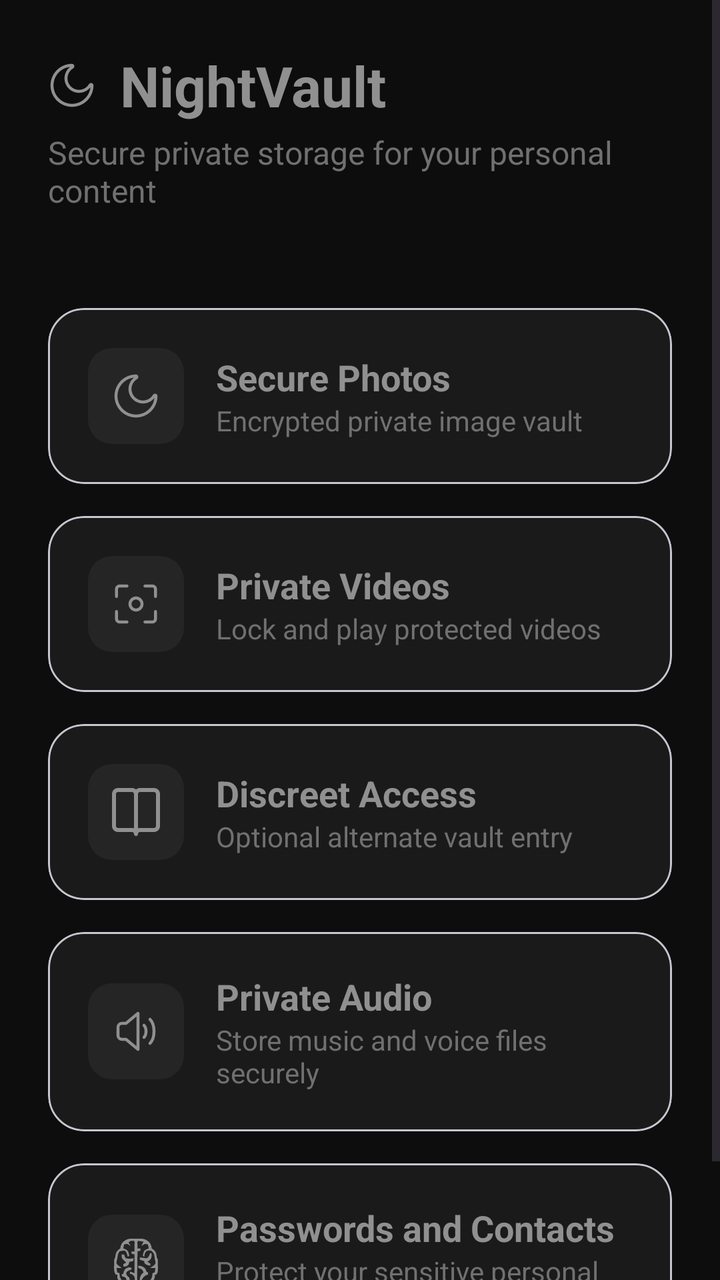
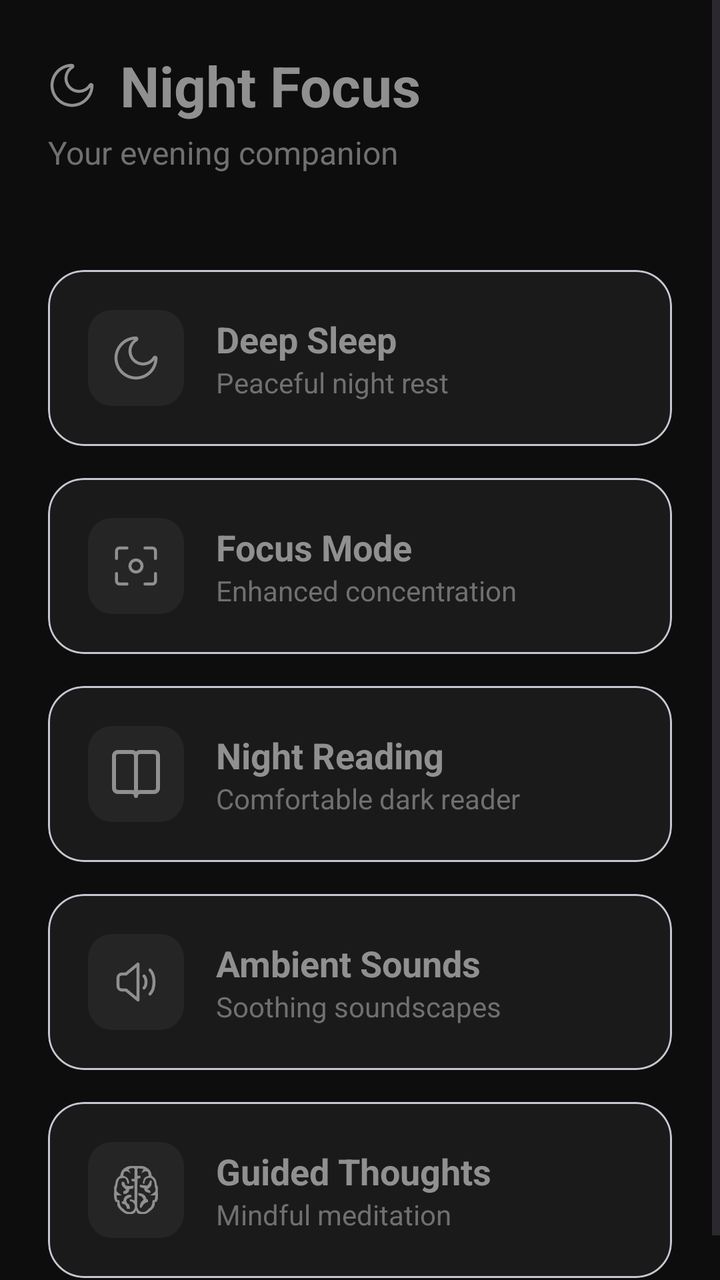

The first picture is an Android layout as it rendered before a commit; the second is the same layout after the commit. The layout source and the unified diff follow.
<!-- AndroidManifest.xml: application theme Theme.NightLibrary -->
<!-- res/layout/fragment_home.xml -->
<?xml version="1.0" encoding="utf-8"?>
<ScrollView xmlns:android="http://schemas.android.com/apk/res/android"
    xmlns:app="http://schemas.android.com/apk/res-auto"
    xmlns:tools="http://schemas.android.com/tools"
    android:layout_width="match_parent"
    android:layout_height="match_parent"
    android:background="@color/bg_primary"
    android:fillViewport="true"
    tools:context=".homeFragment">

    <LinearLayout
        android:layout_width="match_parent"
        android:layout_height="wrap_content"
        android:orientation="vertical"
        android:padding="24dp">

        
        <LinearLayout
            android:layout_width="match_parent"
            android:layout_height="wrap_content"
            android:gravity="center_vertical"
            android:orientation="horizontal">

            <ImageView
                android:layout_width="24dp"
                android:layout_height="24dp"
                android:src="@drawable/moonicon"
                app:tint="@color/text_primary" />

            <TextView
                android:layout_width="wrap_content"
                android:layout_height="wrap_content"
                android:layout_marginStart="12dp"
                android:text="NightVault"
                android:textColor="@color/text_primary"
                android:textSize="28sp"
                android:textStyle="bold" />
        </LinearLayout>

        
        <TextView
            android:layout_width="wrap_content"
            android:layout_height="wrap_content"
            android:layout_marginTop="4dp"
            android:text="Secure private storage for your personal content"
            android:textColor="@color/text_secondary"
            android:textSize="16sp" />

        
        <View
            android:layout_width="match_parent"
            android:layout_height="32dp" />

        
        <com.google.android.material.card.MaterialCardView style="@style/FocusCard">

            <LinearLayout style="@style/FocusCardContent">

                <FrameLayout style="@style/FocusIconContainer">

                    <ImageView
                        style="@style/FocusIcon"
                        app:tint="@color/text_primary"
                        android:src="@drawable/moonicon" />
                </FrameLayout>

                <LinearLayout style="@style/FocusTextContainer">

                    <TextView
                        style="@style/FocusTitle"
                        android:text="Secure Photos" />

                    <TextView
                        style="@style/FocusSubtitle"
                        android:text="Encrypted private image vault" />
                </LinearLayout>
            </LinearLayout>
        </com.google.android.material.card.MaterialCardView>

        
        <com.google.android.material.card.MaterialCardView style="@style/FocusCard">

            <LinearLayout style="@style/FocusCardContent">

                <FrameLayout style="@style/FocusIconContainer">

                    <ImageView
                        style="@style/FocusIcon"
                        app:tint="@color/text_primary"
                        android:src="@drawable/ic_focus" />
                </FrameLayout>

                <LinearLayout style="@style/FocusTextContainer">

                    <TextView
                        style="@style/FocusTitle"
                        android:text="Private Videos" />

                    <TextView
                        style="@style/FocusSubtitle"
                        android:text="Lock and play protected videos" />
                </LinearLayout>
            </LinearLayout>
        </com.google.android.material.card.MaterialCardView>

        
        <com.google.android.material.card.MaterialCardView
            android:id="@+id/nightReadingCard"
            style="@style/FocusCard">

            <LinearLayout style="@style/FocusCardContent">

                <FrameLayout style="@style/FocusIconContainer">

                    <ImageView
                        style="@style/FocusIcon"
                        android:src="@drawable/ic_readingbook"
                        app:tint="@color/text_primary" />
                </FrameLayout>

                <LinearLayout style="@style/FocusTextContainer">

                    <TextView
                        style="@style/FocusTitle"
                        android:text="Discreet Access" />

                    <TextView
                        style="@style/FocusSubtitle"
                        android:text="Optional alternate vault entry" />
                </LinearLayout>
            </LinearLayout>
        </com.google.android.material.card.MaterialCardView>

        
        <com.google.android.material.card.MaterialCardView style="@style/FocusCard">

            <LinearLayout style="@style/FocusCardContent">

                <FrameLayout style="@style/FocusIconContainer">

                    <ImageView
                        style="@style/FocusIcon"
                        app:tint="@color/text_primary"
                        android:src="@drawable/ic_ambientsound" />
                </FrameLayout>

                <LinearLayout style="@style/FocusTextContainer">

                    <TextView
                        style="@style/FocusTitle"
                        android:text="Private Audio" />

                    <TextView
                        style="@style/FocusSubtitle"
                        android:text="Store music and voice files securely" />
                </LinearLayout>
            </LinearLayout>
        </com.google.android.material.card.MaterialCardView>

        
        <com.google.android.material.card.MaterialCardView style="@style/FocusCard">

            <LinearLayout style="@style/FocusCardContent">

                <FrameLayout style="@style/FocusIconContainer">

                    <ImageView
                        style="@style/FocusIcon"
                        app:tint="@color/text_primary"
                        android:src="@drawable/ic_brain" />
                </FrameLayout>

                <LinearLayout style="@style/FocusTextContainer">

                    <TextView
                        style="@style/FocusTitle"
                        android:text="Passwords and Contacts" />

                    <TextView
                        style="@style/FocusSubtitle"
                        android:text="Protect your sensitive personal records" />
                </LinearLayout>
            </LinearLayout>
        </com.google.android.material.card.MaterialCardView>

    </LinearLayout>
</ScrollView>
<!-- resources referenced by this layout -->
<resources>
  <color name="bg_primary">#0D0D0D</color>
  <color name="text_primary">#909090</color>
  <color name="text_secondary">#707070</color>
  <!-- drawable ic_ambientsound (drawable) -->
  <vector xmlns:android="http://schemas.android.com/apk/res/android"
      android:width="800dp"
      android:height="800dp"
      android:viewportWidth="24"
      android:viewportHeight="24">
    <path
        android:pathData="M16,9C16.5,9.5 17,10.5 17,12C17,13.5 16.5,14.5 16,15M19,6C20.5,7.5 21,10 21,12C21,14 20.5,16.5 19,18M13,3L7,8H5C3.895,8 3,8.895 3,10V14C3,15.105 3.895,16 5,16H7L13,21V3Z"
        android:strokeLineJoin="round"
        android:strokeWidth="1.5"
        android:fillColor="#00000000"
        android:strokeColor="#000000"
        android:strokeLineCap="round"/>
  </vector>
  <style name="FocusCard" parent="Widget.MaterialComponents.CardView"><item name="android:layout_width">match_parent</item>
          <item name="android:layout_height">wrap_content</item>
          <item name="android:layout_marginTop">16dp</item>
          <item name="cardBackgroundColor">@color/bg_secondary</item>
          <item name="cardCornerRadius">18dp</item>
          <item name="cardElevation">0dp</item>
      </style>
  <style name="FocusCardContent">
          <item name="android:layout_width">match_parent</item>
          <item name="android:layout_height">wrap_content</item>
          <item name="android:orientation">horizontal</item>
          <item name="android:padding">20dp</item>
          <item name="android:gravity">center_vertical</item>
      </style>
  <style name="FocusIcon">
          <item name="android:layout_width">24dp</item>
          <item name="android:layout_height">24dp</item>
          <item name="android:layout_gravity">center</item>
          <item name="android:tint">@color/text_secondary</item>
      </style>
  <style name="FocusIconContainer">
          <item name="android:layout_width">48dp</item>
          <item name="android:layout_height">48dp</item>
          <item name="android:background">@drawable/bg_icon_container</item>
      </style>
  <style name="FocusSubtitle">
          <item name="android:layout_width">wrap_content</item>
          <item name="android:layout_height">wrap_content</item>
          <item name="android:textColor">@color/text_secondary</item>
          <item name="android:textSize">14sp</item>
      </style>
  <style name="FocusTextContainer">
          <item name="android:layout_width">0dp</item>
          <item name="android:layout_height">wrap_content</item>
          <item name="android:layout_weight">1</item>
          <item name="android:orientation">vertical</item>
          <item name="android:layout_marginStart">16dp</item>
      </style>
  <style name="FocusTitle">
          <item name="android:layout_width">wrap_content</item>
          <item name="android:layout_height">wrap_content</item>
          <item name="android:textColor">@color/text_primary</item>
          <item name="android:textSize">18sp</item>
          <item name="android:textStyle">bold</item>
      </style>
  <style name="Theme.NightLibrary" parent="Theme.Material3.DayNight.NoActionBar">
          
          <item name="colorPrimary">@color/nav_active</item>
  
          
          <item name="colorControlHighlight">#4DFF9500</item>
          
          <item name="android:textSelectHandle">@color/nav_active</item>
          <item name="android:textSelectHandleLeft">@color/nav_active</item>
          <item name="android:textSelectHandleRight">@color/nav_active</item>
  
          
          <item name="android:colorControlActivated">@color/nav_active</item>
      </style>
  <color name="bg_secondary">#1A1A1A</color>
  <!-- drawable bg_icon_container (drawable) -->
  <?xml version="1.0" encoding="utf-8"?>
  <shape xmlns:android="http://schemas.android.com/apk/res/android"
      android:shape="rectangle">
      <corners android:radius="12dp"/>
      <solid android:color="@color/progress_background"/>
  
  </shape>
  <color name="nav_active">#808080</color>
  <color name="progress_background">#252525</color>
  <!-- unchanged entries left out for length: 4 -->
</resources>

<!-- the commit's change to res/layout/fragment_home.xml (unified diff, before → after) -->
@@ -31,7 +31,7 @@
                 android:layout_width="wrap_content"
                 android:layout_height="wrap_content"
                 android:layout_marginStart="12dp"
-                android:text="NightVault"
+                android:text="Night Focus"
                 android:textColor="@color/text_primary"
                 android:textSize="28sp"
                 android:textStyle="bold" />
@@ -42,7 +42,7 @@
             android:layout_width="wrap_content"
             android:layout_height="wrap_content"
             android:layout_marginTop="4dp"
-            android:text="Secure private storage for your personal content"
+            android:text="Your evening companion"
             android:textColor="@color/text_secondary"
             android:textSize="16sp" />
 
@@ -68,11 +68,11 @@
 
                     <TextView
                         style="@style/FocusTitle"
-                        android:text="Secure Photos" />
+                        android:text="Deep Sleep" />
 
                     <TextView
                         style="@style/FocusSubtitle"
-                        android:text="Encrypted private image vault" />
+                        android:text="Peaceful night rest" />
                 </LinearLayout>
             </LinearLayout>
         </com.google.android.material.card.MaterialCardView>
@@ -94,11 +94,11 @@
 
                     <TextView
                         style="@style/FocusTitle"
-                        android:text="Private Videos" />
+                        android:text="Focus Mode" />
 
                     <TextView
                         style="@style/FocusSubtitle"
-                        android:text="Lock and play protected videos" />
+                        android:text="Enhanced concentration" />
                 </LinearLayout>
             </LinearLayout>
         </com.google.android.material.card.MaterialCardView>
@@ -122,11 +122,11 @@
 
                     <TextView
                         style="@style/FocusTitle"
-                        android:text="Discreet Access" />
+                        android:text="Night Reading" />
 
                     <TextView
                         style="@style/FocusSubtitle"
-                        android:text="Optional alternate vault entry" />
+                        android:text="Comfortable dark reader" />
                 </LinearLayout>
             </LinearLayout>
         </com.google.android.material.card.MaterialCardView>
@@ -148,11 +148,11 @@
 
                     <TextView
                         style="@style/FocusTitle"
-                        android:text="Private Audio" />
+                        android:text="Ambient Sounds" />
 
                     <TextView
                         style="@style/FocusSubtitle"
-                        android:text="Store music and voice files securely" />
+                        android:text="Soothing soundscapes" />
                 </LinearLayout>
             </LinearLayout>
         </com.google.android.material.card.MaterialCardView>
@@ -174,11 +174,11 @@
 
                     <TextView
                         style="@style/FocusTitle"
-                        android:text="Passwords and Contacts" />
+                        android:text="Guided Thoughts" />
 
                     <TextView
                         style="@style/FocusSubtitle"
-                        android:text="Protect your sensitive personal records" />
+                        android:text="Mindful meditation" />
                 </LinearLayout>
             </LinearLayout>
         </com.google.android.material.card.MaterialCardView>
